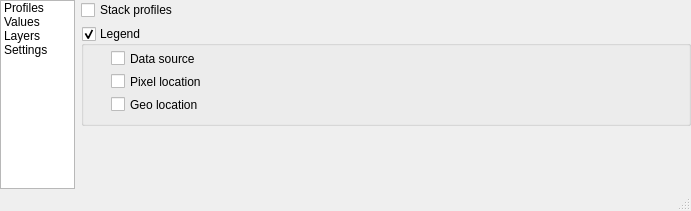
Before: the Qt Designer form enmapbox/gui/ui/cursorlocationinfo.ui in jakimowb/enmapbox_testmigration2, drawn with Qt 5.
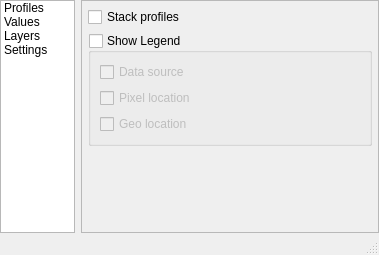
After: the same form once the commit is applied. The open tabs and pages were chosen to show the change. Icons and pictures are not drawn. Custom widgets are drawn as their Qt base class.

Commit message: location requests in cursor Location value tool switches automatically to first stack widget page

```diff
--- a/enmapbox/gui/ui/cursorlocationinfo.ui
+++ b/enmapbox/gui/ui/cursorlocationinfo.ui
@@ -6,8 +6,8 @@
    <rect>
     <x>0</x>
     <y>0</y>
-    <width>691</width>
-    <height>211</height>
+    <width>379</width>
+    <height>255</height>
    </rect>
   </property>
   <property name="windowTitle">
@@ -102,6 +102,12 @@
        </item>
        <item>
         <widget class="QStackedWidget" name="stackedWidget">
+         <property name="sizePolicy">
+          <sizepolicy hsizetype="Minimum" vsizetype="Minimum">
+           <horstretch>0</horstretch>
+           <verstretch>0</verstretch>
+          </sizepolicy>
+         </property>
          <property name="frameShape">
           <enum>QFrame::NoFrame</enum>
          </property>
@@ -171,9 +177,24 @@
           </layout>
          </widget>
          <widget class="QWidget" name="pageSettings">
+          <layout class="QHBoxLayout" name="horizontalLayout">
+           <property name="margin">
+            <number>0</number>
+           </property>
+           <item>
+            <widget class="QFrame" name="frame_2">
+             <property name="frameShape">
+              <enum>QFrame::StyledPanel</enum>
+             </property>
+             <property name="frameShadow">
+              <enum>QFrame::Sunken</enum>
+             </property>
           <layout class="QVBoxLayout" name="verticalLayout_5">
+              <property name="spacing">
+               <number>6</number>
+              </property>
            <property name="margin">
-            <number>0</number>
+               <number>6</number>
            </property>
            <item>
             <widget class="QCheckBox" name="cbStackProfiles">
@@ -187,57 +208,44 @@
              <property name="minimumSize">
               <size>
                <width>0</width>
-               <height>100</height>
+                  <height>0</height>
               </size>
              </property>
              <property name="title">
-              <string>Legend</string>
+                 <string>Show Legend</string>
              </property>
              <property name="checkable">
               <bool>true</bool>
              </property>
+                <property name="checked">
+                 <bool>false</bool>
+                </property>
              <property name="collapsed">
               <bool>false</bool>
              </property>
-             <widget class="QCheckBox" name="cbLegendGeoLocation">
-              <property name="geometry">
-               <rect>
-                <x>30</x>
-                <y>70</y>
-                <width>215</width>
-                <height>17</height>
-               </rect>
-              </property>
-              <property name="text">
-               <string>Geo location</string>
-              </property>
-             </widget>
-             <widget class="QCheckBox" name="cbLegendPixelLocation">
-              <property name="geometry">
-               <rect>
-                <x>30</x>
-                <y>47</y>
-                <width>215</width>
-                <height>17</height>
-               </rect>
-              </property>
-              <property name="text">
-               <string>Pixel location</string>
-              </property>
-             </widget>
+                <layout class="QVBoxLayout" name="verticalLayout_4">
+                 <item>
              <widget class="QCheckBox" name="cbLegendDataSource">
-              <property name="geometry">
-               <rect>
-                <x>30</x>
-                <y>24</y>
-                <width>215</width>
-                <height>17</height>
-               </rect>
-              </property>
               <property name="text">
                <string>Data source</string>
               </property>
              </widget>
+                 </item>
+                 <item>
+                  <widget class="QCheckBox" name="cbLegendPixelLocation">
+                   <property name="text">
+                    <string>Pixel location</string>
+                   </property>
+                  </widget>
+                 </item>
+                 <item>
+                  <widget class="QCheckBox" name="cbLegendGeoLocation">
+                   <property name="text">
+                    <string>Geo location</string>
+                   </property>
+                  </widget>
+                 </item>
+                </layout>
             </widget>
            </item>
            <item>
@@ -252,6 +260,9 @@
               </size>
              </property>
             </spacer>
+              </item>
+             </layout>
+            </widget>
            </item>
           </layout>
          </widget>
```
Left out of the diff: 2 changed lines with no effect on the pictures. Lines whose indentation alone changed are shown as unchanged. The commit also changes 1 other file.
